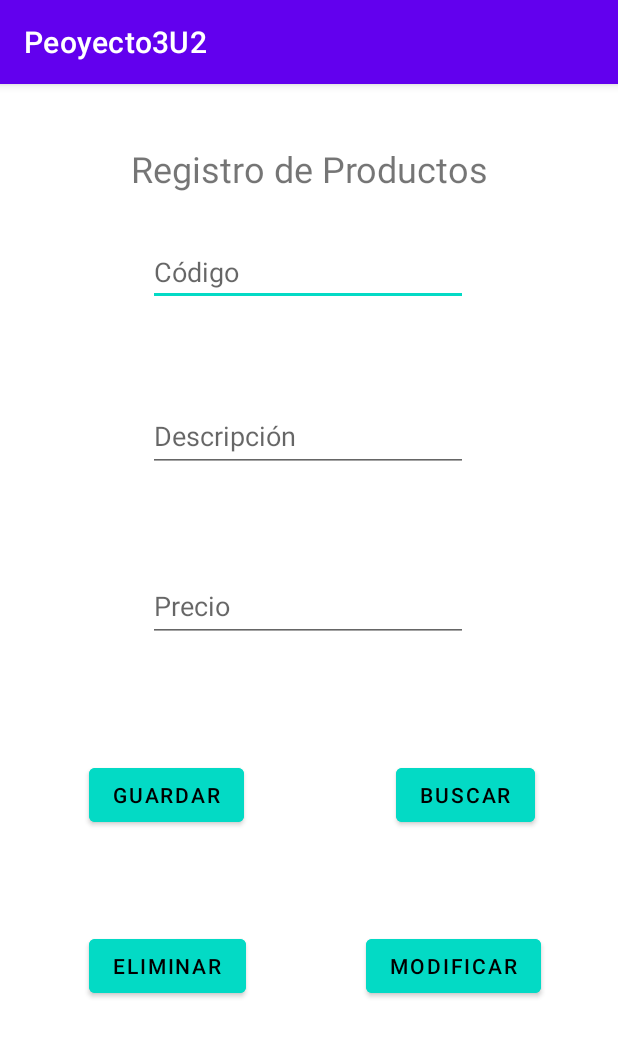
After one commit to MarceloLSotoR/Proyecto3U2, an Android app: the MainActivity2 screen opened directly, with no data from a screen before it, on a phone screen of 412 x 824 dp. The commit adds this screen. Shown: the top 1037 px of the screen. Run offline under Robolectric (Android 15) with nearby library versions, the phone set to English and light mode, and no system bars.

Commit message:
Conexion BD lista

```diff
--- a/app/src/main/AndroidManifest.xml
+++ b/app/src/main/AndroidManifest.xml
@@ -12,6 +12,9 @@
         android:supportsRtl="true"
         android:theme="@style/Theme.Peoyecto3U2"
         tools:targetApi="31">
+        <activity
+            android:name=".MainActivity2"
+            android:exported="false" />
         <activity
             android:name=".MainActivity"
             android:exported="true">
--- a/app/src/main/java/com/msotor/peoyecto3u2/MainActivity.java
+++ b/app/src/main/java/com/msotor/peoyecto3u2/MainActivity.java
@@ -2,7 +2,9 @@ package com.msotor.peoyecto3u2;
 
 import androidx.appcompat.app.AppCompatActivity;
 
+import android.content.Intent;
 import android.os.Bundle;
+import android.view.View;
 
 public class MainActivity extends AppCompatActivity {
 
@@ -11,4 +13,8 @@ public class MainActivity extends AppCompatActivity {
         super.onCreate(savedInstanceState);
         setContentView(R.layout.activity_main);
     }
+    public void Boton_BD (View view){
+        Intent i = new Intent(MainActivity.this,MainActivity2.class);
+        startActivity(i);
+    }
 }
--- /dev/null
+++ b/app/src/main/res/layout/activity_main2.xml
@@ -0,0 +1,125 @@
+<?xml version="1.0" encoding="utf-8"?>
+<androidx.constraintlayout.widget.ConstraintLayout xmlns:android="http://schemas.android.com/apk/res/android"
+    xmlns:app="http://schemas.android.com/apk/res-auto"
+    xmlns:tools="http://schemas.android.com/tools"
+    android:layout_width="match_parent"
+    android:layout_height="match_parent"
+    tools:context=".MainActivity2">
+
+    <EditText
+        android:id="@+id/txt_codigo"
+        android:layout_width="wrap_content"
+        android:layout_height="wrap_content"
+        android:ems="10"
+        android:hint="@string/txt_codigo"
+        android:inputType="number"
+        app:layout_constraintBottom_toBottomOf="parent"
+        app:layout_constraintEnd_toEndOf="parent"
+        app:layout_constraintHorizontal_bias="0.497"
+        app:layout_constraintStart_toStartOf="parent"
+        app:layout_constraintTop_toTopOf="parent"
+        app:layout_constraintVertical_bias="0.142"
+        tools:ignore="TouchTargetSizeCheck" />
+
+    <EditText
+        android:id="@+id/txt_des"
+        android:layout_width="wrap_content"
+        android:layout_height="wrap_content"
+        android:ems="10"
+        android:hint="@string/txt_des"
+        android:inputType="textPersonName"
+        android:minHeight="48dp"
+        app:layout_constraintBottom_toBottomOf="parent"
+        app:layout_constraintEnd_toEndOf="parent"
+        app:layout_constraintHorizontal_bias="0.497"
+        app:layout_constraintStart_toStartOf="parent"
+        app:layout_constraintTop_toTopOf="parent"
+        app:layout_constraintVertical_bias="0.293" />
+
+    <EditText
+        android:id="@+id/txt_precio"
+        android:layout_width="wrap_content"
+        android:layout_height="wrap_content"
+        android:ems="10"
+        android:hint="@string/txt_precio"
+        android:inputType="numberDecimal"
+        android:minHeight="48dp"
+        app:layout_constraintBottom_toBottomOf="parent"
+        app:layout_constraintEnd_toEndOf="parent"
+        app:layout_constraintHorizontal_bias="0.497"
+        app:layout_constraintStart_toStartOf="parent"
+        app:layout_constraintTop_toTopOf="parent"
+        app:layout_constraintVertical_bias="0.45" />
+
+    <Button
+        android:id="@+id/btn_regist"
+        android:layout_width="wrap_content"
+        android:layout_height="wrap_content"
+        android:backgroundTint="@color/teal_200"
+        android:onClick="Registros"
+        android:text="@string/btn_regist"
+        android:textColor="@color/black"
+        app:layout_constraintBottom_toBottomOf="parent"
+        app:layout_constraintEnd_toEndOf="parent"
+        app:layout_constraintHorizontal_bias="0.192"
+        app:layout_constraintStart_toStartOf="parent"
+        app:layout_constraintTop_toTopOf="parent"
+        app:layout_constraintVertical_bias="0.625" />
+
+    <Button
+        android:id="@+id/btn_busc"
+        android:layout_width="wrap_content"
+        android:layout_height="wrap_content"
+        android:backgroundTint="@color/teal_200"
+        android:onClick="Buscar"
+        android:text="@string/btn_busc"
+        android:textColor="@color/design_default_color_on_secondary"
+        app:layout_constraintBottom_toBottomOf="parent"
+        app:layout_constraintEnd_toEndOf="parent"
+        app:layout_constraintHorizontal_bias="0.826"
+        app:layout_constraintStart_toStartOf="parent"
+        app:layout_constraintTop_toTopOf="parent"
+        app:layout_constraintVertical_bias="0.625" />
+
+    <Button
+        android:id="@+id/btn_elim"
+        android:layout_width="wrap_content"
+        android:layout_height="wrap_content"
+        android:backgroundTint="@color/teal_200"
+        android:onClick="Eliminar"
+        android:text="@string/btn_elim"
+        android:textColor="@color/black"
+        app:layout_constraintBottom_toBottomOf="parent"
+        app:layout_constraintEnd_toEndOf="parent"
+        app:layout_constraintHorizontal_bias="0.192"
+        app:layout_constraintStart_toStartOf="parent"
+        app:layout_constraintTop_toTopOf="parent"
+        app:layout_constraintVertical_bias="0.783" />
+
+    <Button
+        android:id="@+id/btn_mod"
+        android:layout_width="wrap_content"
+        android:layout_height="wrap_content"
+        android:backgroundTint="@color/teal_200"
+        android:onClick="Modificar"
+        android:text="@string/btn_mod"
+        android:textColor="@color/black"
+        app:layout_constraintBottom_toBottomOf="parent"
+        app:layout_constraintEnd_toEndOf="parent"
+        app:layout_constraintHorizontal_bias="0.826"
+        app:layout_constraintStart_toStartOf="parent"
+        app:layout_constraintTop_toTopOf="parent"
+        app:layout_constraintVertical_bias="0.783" />
+
+    <TextView
+        android:id="@+id/textView"
+        android:layout_width="wrap_content"
+        android:layout_height="wrap_content"
+        android:text="Registro de Productos"
+        android:textSize="24sp"
+        app:layout_constraintBottom_toBottomOf="parent"
+        app:layout_constraintEnd_toEndOf="parent"
+        app:layout_constraintStart_toStartOf="parent"
+        app:layout_constraintTop_toTopOf="parent"
+        app:layout_constraintVertical_bias="0.054" />
+</androidx.constraintlayout.widget.ConstraintLayout>
--- a/app/src/main/res/values/strings.xml
+++ b/app/src/main/res/values/strings.xml
@@ -1,3 +1,14 @@
 <resources>
     <string name="app_name">Peoyecto3U2</string>
+    <string name="btn_datosp">Datos Persistentes</string>
+    <string name="btn_cbased">Base de Datos</string>
+    <string name="txt_codigo">Código</string>
+    <string name="txt_des">Descripción</string>
+    <string name="txt_precio">Precio</string>
+    <string name="btn_regist">Guardar</string>
+    <string name="btn_busc">Buscar </string>
+    <string name="btn_elim">Eliminar </string>
+    <string name="btn_mod">Modificar </string>
+
+
 </resources>
```
Also changed, not shown: app/src/main/java/com/msotor/peoyecto3u2/AdminSQLiteOpenHelper.java (added, +22 -0 lines), app/src/main/java/com/msotor/peoyecto3u2/MainActivity2.java (added, +122 -0 lines), app/src/main/res/layout/activity_main.xml (+29 -2 lines).
